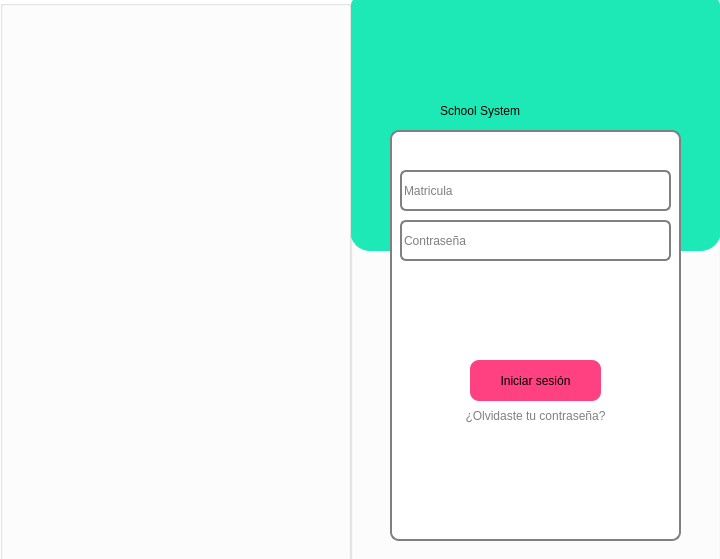
Qt form SCS/inicio.ui (sagarme17/SCS) before a commit.
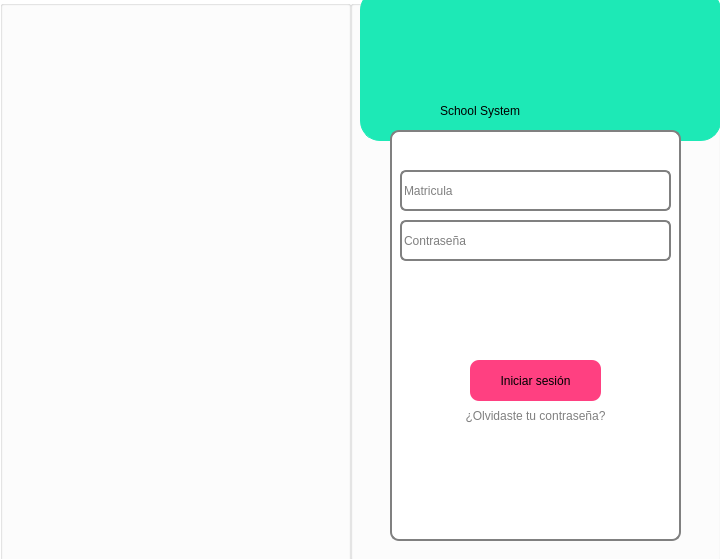
The same form after that commit. Icons and pictures are not drawn.

```diff
--- a/SCS/inicio.ui
+++ b/SCS/inicio.ui
@@ -31,22 +31,6 @@
    <property name="title">
     <string/>
    </property>
-   <widget class="QLineEdit" name="lineEdit">
-    <property name="geometry">
-     <rect>
-      <x>0</x>
-      <y>-10</y>
-      <width>371</width>
-      <height>261</height>
-     </rect>
-    </property>
-    <property name="styleSheet">
-     <string notr="true">background-color: #1DE9B6;  
-border: 1px solid #1DE9B6;
-    border-radius: 20px;
-    margin-top: 0.5em;</string>
-    </property>
-   </widget>
    <widget class="QGroupBox" name="groupBox_4">
     <property name="geometry">
      <rect>
@@ -229,6 +213,29 @@
      <bool>true</bool>
     </property>
    </widget>
+   <widget class="QLabel" name="label_5">
+    <property name="geometry">
+     <rect>
+      <x>10</x>
+      <y>-10</y>
+      <width>361</width>
+      <height>151</height>
+     </rect>
+    </property>
+    <property name="styleSheet">
+     <string notr="true">background-color: #1DE9B6;  
+border: 1px solid #1DE9B6;
+    border-radius: 20px;
+    margin-top: 0.5em;</string>
+    </property>
+    <property name="text">
+     <string/>
+    </property>
+   </widget>
+   <zorder>label_5</zorder>
+   <zorder>groupBox_4</zorder>
+   <zorder>label</zorder>
+   <zorder>label_3</zorder>
   </widget>
   <widget class="QGroupBox" name="groupBox">
    <property name="geometry">
```
Left out of the diff: 3 changed lines with no effect on the pictures.
